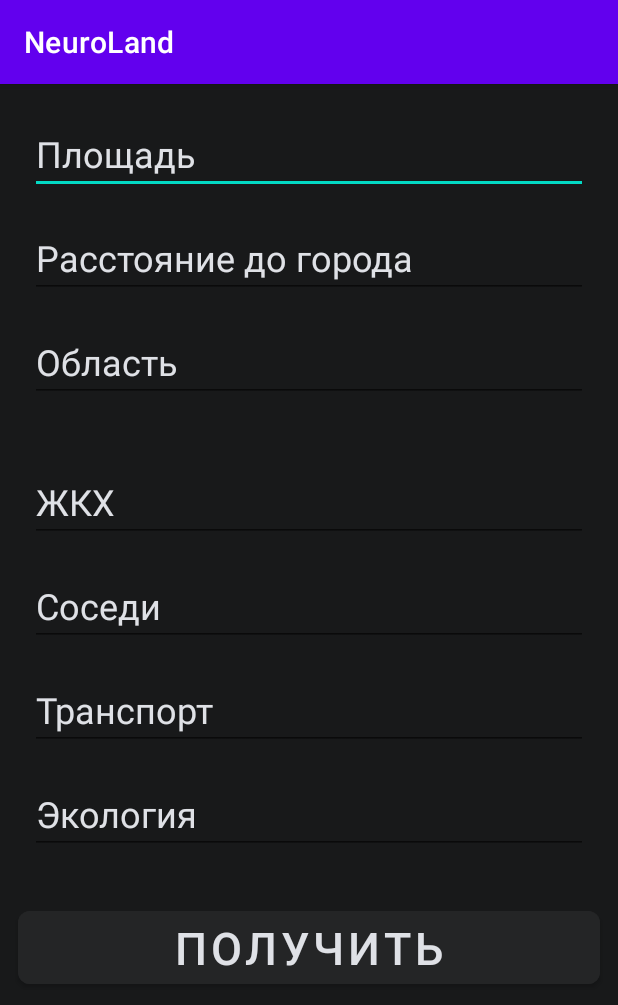
After one commit to domster704/itSchoolSamsung-neuroLand, an Android app: the WebAdditionalMode screen opened directly, with no data from a screen before it, on a phone screen of 412 x 824 dp. The commit adds this screen. Shown: the top 1005 px of the screen. Run offline under Robolectric (Android 15) with nearby library versions, the phone set to English and light mode, and no system bars.

Commit message:
сделал возможность самому вводить данные и получать цену

```diff
--- a/app/src/main/AndroidManifest.xml
+++ b/app/src/main/AndroidManifest.xml
@@ -30,6 +30,7 @@
         <activity android:name=".main_ui.WebChooseActivity" />
         <activity android:name=".main_ui.MapsCadastActivity" />
         <activity android:name=".main_ui.MapsActivity" />
+        <activity android:name=".main_ui.WebAdditionalMode" />
 
         <meta-data
             android:name="com.google.ar.core"
--- /dev/null
+++ b/app/src/main/java/ru/gisupov/neuroland/main_ui/WebAdditionalMode.java
@@ -0,0 +1,154 @@
+package ru.gisupov.neuroland.main_ui;
+
+import android.os.Bundle;
+import android.view.View;
+import android.widget.ArrayAdapter;
+import android.widget.AutoCompleteTextView;
+import android.widget.Button;
+import android.widget.EditText;
+import android.widget.TextView;
+import android.widget.Toast;
+
+import androidx.appcompat.app.AppCompatActivity;
+
+import java.util.Arrays;
+
+import ru.gisupov.neuroland.HttpService;
+import ru.gisupov.neuroland.R;
+
+
+public class WebAdditionalMode extends AppCompatActivity {
+
+    private static final String[] city = {"Камчатский край",
+            "Марий Эл",
+            "Чечня",
+            "Оренбургская область",
+            "Ямало-Ненецкий АО",
+            "Забайкальский край",
+            "Ярославская область",
+            "Владимирская область",
+            "Бурятия",
+            "Калмыкия",
+            "Белгородская область",
+            "Вологодская область",
+            "Волгоградская область",
+            "Калужская область",
+            "Ингушетия",
+            "Кабардино-Балкария",
+            "Иркутская область",
+            "Ивановская область",
+            "Астраханская область",
+            "Карачаево-Черкесия",
+            "Новгородская область",
+            "Курганская область",
+            "Костромская область",
+            "Краснодарский край",
+            "Магаданская область",
+            "Нижегородская область",
+            "Кировская область",
+            "Липецкая область",
+            "Мурманская область",
+            "Курская область",
+            "Мордовия",
+            "Хакасия",
+            "Карелия",
+            "Якутия",
+            "Татарстан",
+            "Адыгея",
+            "Омская область",
+            "Пензенская область",
+            "Псковская область",
+            "Северная Осетия",
+            "Башкортостан",
+            "Пермский край",
+            "Ростовская область",
+            "Дагестан",
+            "Приморский край",
+            "Орловская область",
+            "Томская область",
+            "Тверская область",
+            "Удмуртия",
+            "Ставропольский край",
+            "Ульяновская область",
+            "Хабаровский край",
+            "Смоленская область",
+            "Ханты-Мансийский АО",
+            "Челябинская область",
+            "Самарская область",
+            "Тульская область",
+            "Тамбовская область",
+            "Тюменская область",
+            "Свердловская область",
+            "Сахалинская область",
+            "Рязанская область",
+            "Республика Алтай",
+            "Чувашия",
+            "Чукотский АО",
+            "Брянская область",
+            "Еврейская АО",
+            "Алтайский край",
+            "Калининградская область",
+            "Архангельская область",
+            "Кемеровская область",
+            "Амурская область",
+            "Воронежская область",
+            "Красноярский край",
+            "Ненецкий АО",
+            "Тыва",
+            "Коми",
+            "Новосибирская область",
+            "Саратовская область",
+            "Ленинградская область",
+            "Московская область",
+            "Крым",};
+
+    @Override
+    protected void onCreate(Bundle savedInstanceState) {
+        super.onCreate(savedInstanceState);
+        setContentView(R.layout.web_add_mode);
+
+        AutoCompleteTextView autoCompleteTextView = findViewById(R.id.region);
+        autoCompleteTextView.setAdapter(new ArrayAdapter<>(this,
+                android.R.layout.simple_list_item_1, city));
+    }
+
+    public void getDataFromLink(View view) {
+        AsyncRequest asyncRequest = new AsyncRequest();
+        asyncRequest.start();
+    }
+
+    class AsyncRequest extends Thread {
+
+        EditText area = findViewById(R.id.area);
+        EditText distance = findViewById(R.id.distance);
+        EditText hau = findViewById(R.id.HAU);
+        EditText transport = findViewById(R.id.transport);
+        EditText neighbors = findViewById(R.id.neighbors);
+        EditText ecology = findViewById(R.id.ecology);
+        AutoCompleteTextView autoCompleteTextView = findViewById(R.id.region);
+
+        TextView tv = (TextView) findViewById(R.id.textCost);
+
+        @Override
+        public void run() {
+            String cost;
+            String[] data = {
+                    area.getText().toString(),
+                    distance.getText().toString(),
+                    ecology.getText().toString(),
+                    hau.getText().toString(),
+                    transport.getText().toString(),
+                    neighbors.getText().toString(),
+                    autoCompleteTextView.getText().toString()
+            };
+
+            try {
+                HttpService httpService = new HttpService();
+                cost = httpService.sendPOST("http://100.80.127.91:8000/data", data);
+                tv.setText(cost);
+            } catch (Exception e) {
+                e.printStackTrace();
+            }
+        }
+    }
+}
--- /dev/null
+++ b/app/src/main/res/layout/web_add_mode.xml
@@ -0,0 +1,120 @@
+<?xml version="1.0" encoding="utf-8"?>
+<LinearLayout xmlns:android="http://schemas.android.com/apk/res/android"
+    xmlns:app="http://schemas.android.com/apk/res-auto"
+    xmlns:tools="http://schemas.android.com/tools"
+    android:layout_width="match_parent"
+    android:layout_height="match_parent"
+    android:background="@color/background_app_color"
+    android:orientation="vertical">
+
+    <LinearLayout
+        android:layout_width="match_parent"
+        android:layout_height="wrap_content"
+        android:layout_margin="12dp"
+        android:orientation="vertical">
+
+        <EditText
+            android:id="@+id/area"
+            android:layout_width="match_parent"
+            android:layout_height="wrap_content"
+            android:layout_margin="8dp"
+            android:hint="Площадь"
+            android:textColor="@color/text_color"
+            android:textColorHint="@color/text_color"
+            android:textSize="24sp" />
+
+        <EditText
+            android:id="@+id/distance"
+            android:layout_width="match_parent"
+            android:layout_height="wrap_content"
+            android:layout_margin="8dp"
+            android:hint="Расстояние до города"
+            android:textColor="@color/text_color"
+            android:textColorHint="@color/text_color"
+            android:textSize="24sp" />
+
+        <AutoCompleteTextView
+            android:id="@+id/region"
+            android:layout_width="match_parent"
+            android:layout_height="wrap_content"
+            android:layout_margin="8dp"
+            android:completionThreshold="1"
+            android:hint="Область"
+            android:textColor="@color/text_color"
+            android:textColorHint="@color/text_color"
+            android:textSize="24sp" />
+
+
+    </LinearLayout>
+
+    <LinearLayout
+        android:layout_width="match_parent"
+        android:layout_height="wrap_content"
+        android:orientation="vertical"
+
+        android:layout_margin="12dp">
+
+        <EditText
+            android:id="@+id/HAU"
+            android:layout_width="match_parent"
+            android:layout_height="wrap_content"
+            android:layout_margin="8dp"
+            android:hint="ЖКХ"
+            android:textColor="@color/text_color"
+            android:textColorHint="@color/text_color"
+            android:textSize="24sp" />
+
+        <EditText
+            android:id="@+id/neighbors"
+            android:layout_width="match_parent"
+            android:layout_height="wrap_content"
+            android:layout_margin="8dp"
+            android:hint="Соседи"
+            android:textColor="@color/text_color"
+            android:textColorHint="@color/text_color"
+            android:textSize="24sp" />
+
+        <EditText
+            android:id="@+id/transport"
+            android:layout_width="match_parent"
+            android:layout_height="wrap_content"
+            android:layout_margin="8dp"
+            android:hint="Транспорт"
+            android:textColor="@color/text_color"
+            android:textColorHint="@color/text_color"
+            android:textSize="24sp" />
+
+        <EditText
+            android:id="@+id/ecology"
+            android:layout_width="match_parent"
+            android:layout_height="wrap_content"
+            android:layout_margin="8dp"
+            android:hint="Экология"
+            android:textColor="@color/text_color"
+            android:textColorHint="@color/text_color"
+            android:textSize="24sp" />
+
+    </LinearLayout>
+
+    <Button
+        android:id="@+id/putLink"
+        android:layout_width="match_parent"
+        android:layout_height="wrap_content"
+        android:layout_margin="12dp"
+        android:backgroundTint="@color/widget_color"
+        android:onClick="getDataFromLink"
+        android:text="Получить"
+        android:textColor="@color/text_color"
+        android:textSize="30sp"
+        app:cornerRadius="8dp" />
+
+    <TextView
+        android:id="@+id/textCost"
+        android:layout_width="match_parent"
+        android:layout_height="wrap_content"
+        android:layout_marginStart="8dp"
+        android:layout_marginTop="16dp"
+        android:layout_marginEnd="8dp"
+        android:textColor="@color/text_color"
+        android:textSize="32sp" />
+</LinearLayout>
--- a/app/src/main/res/values/colors.xml
+++ b/app/src/main/res/values/colors.xml
@@ -1,9 +1,12 @@
 <?xml version="1.0" encoding="utf-8"?>
 <resources>
-    <color name="widget_color">#2b2b2d</color>
+<!--    <color name="widget_color">#2b2b2d</color>-->
+    <color name="widget_color">#242526</color>
 <!--    <color name="text_color">#3F51B5</color>-->
-    <color name="text_color">#89898b</color>
-    <color name="background_app_color">#181818</color>
+<!--    <color name="text_color">#89898b</color>-->
+    <color name="text_color">#dfe1e6</color>
+<!--    <color name="background_app_color">#181818</color>-->
+    <color name="background_app_color">#18191a</color>
     <color name="head_app_color">#181818</color>
     <color name="important_color">#567096</color>
 
--- a/app/src/main/res/values/strings.xml
+++ b/app/src/main/res/values/strings.xml
@@ -36,4 +36,5 @@
     <string name="title_home">Home</string>
     <string name="title_dashboard">Dashboard</string>
     <string name="title_notifications">Notifications</string>
+    <string name="click_here_to_additional_mode">additional mode</string>
 </resources>
```
Also changed, not shown: app/src/main/java/ru/gisupov/neuroland/HttpService.java (added, +84 -0 lines), app/src/main/java/ru/gisupov/neuroland/main_ui/WebChooseActivity.java (+7 -34 lines), app/src/main/res/layout/activity_main.xml (+17 -23 lines), app/src/main/res/layout/web.xml (+20 -1 lines).
